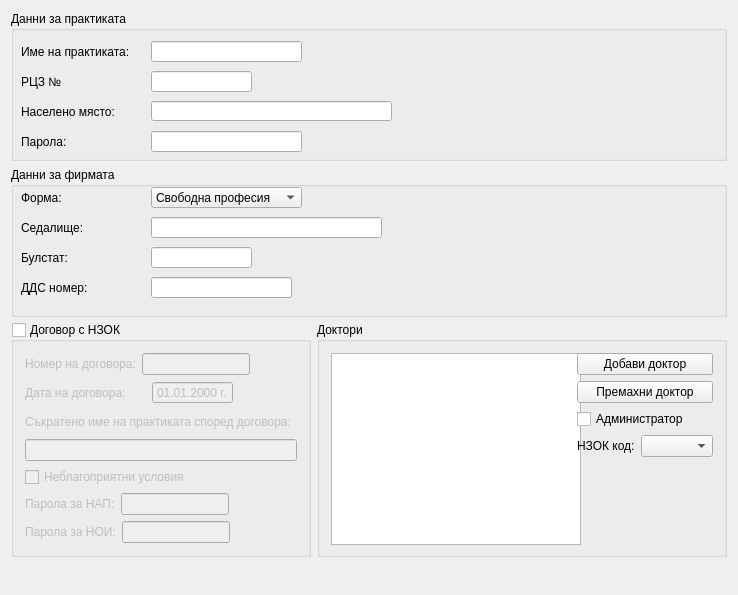
Above: src/View/Widgets/PracticeSettings.ui from thefinalcutbg/DinoDent before the change. Below: the same form after it.
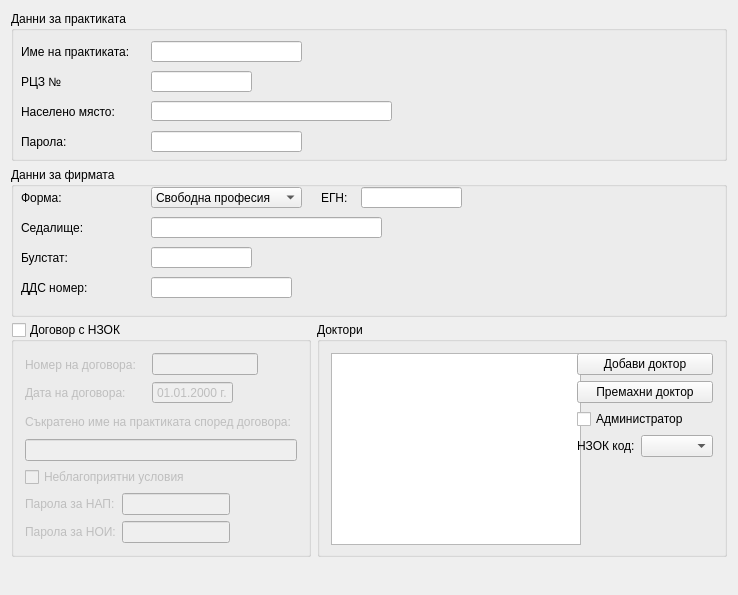
That is the form after the change. Custom widgets are drawn as their Qt base class.

Commit message: Egn id moved from doctor to self insured practice. Sqlite3 version updated (foreign keys enabled at runtime). Cosmetic changes.

What changed in the file:
```diff
--- a/src/View/Widgets/PracticeSettings.ui
+++ b/src/View/Widgets/PracticeSettings.ui
@@ -171,7 +171,7 @@
        <property name="title">
         <string>Данни за фирмата</string>
        </property>
-       <widget class="QComboBox" name="comboBox">
+       <widget class="QComboBox" name="legalEntityCombo">
         <property name="geometry">
          <rect>
           <x>140</x>
@@ -305,6 +305,32 @@
          <string>Булстат:</string>
         </property>
        </widget>
+       <widget class="QLabel" name="selfInsuredLabel">
+        <property name="geometry">
+         <rect>
+          <x>310</x>
+          <y>20</y>
+          <width>41</width>
+          <height>21</height>
+         </rect>
+        </property>
+        <property name="text">
+         <string>ЕГН:</string>
+        </property>
+       </widget>
+       <widget class="LineEdit" name="selfInsuredId">
+        <property name="geometry">
+         <rect>
+          <x>350</x>
+          <y>20</y>
+          <width>101</width>
+          <height>21</height>
+         </rect>
+        </property>
+        <property name="maxLength">
+         <number>10</number>
+        </property>
+       </widget>
       </widget>
      </item>
     </layout>
@@ -328,9 +354,11 @@
        <property name="checked">
         <bool>false</bool>
        </property>
-       <layout class="QVBoxLayout" name="verticalLayout_4">
+       <layout class="QVBoxLayout" name="verticalLayout_8">
         <item>
-         <layout class="QHBoxLayout" name="horizontalLayout_4">
+         <layout class="QHBoxLayout" name="horizontalLayout_9">
+          <item>
+           <layout class="QVBoxLayout" name="verticalLayout_6">
           <item>
            <widget class="QLabel" name="label_9">
             <property name="text">
@@ -339,9 +367,22 @@
            </widget>
           </item>
           <item>
+             <widget class="QLabel" name="label_10">
+              <property name="text">
+               <string>Дата на договора:      </string>
+              </property>
+             </widget>
+            </item>
+           </layout>
+          </item>
+          <item>
+           <layout class="QVBoxLayout" name="verticalLayout_7">
+            <item>
+             <layout class="QHBoxLayout" name="horizontalLayout_4">
+              <item>
            <widget class="LineEdit" name="contractEdit">
             <property name="sizePolicy">
-             <sizepolicy hsizetype="Preferred" vsizetype="Fixed">
+                 <sizepolicy hsizetype="Expanding" vsizetype="Fixed">
               <horstretch>0</horstretch>
               <verstretch>0</verstretch>
              </sizepolicy>
@@ -368,13 +409,6 @@
         </item>
         <item>
          <layout class="QHBoxLayout" name="horizontalLayout_5">
-          <item>
-           <widget class="QLabel" name="label_10">
-            <property name="text">
-             <string>Дата на договора:      </string>
-            </property>
-           </widget>
-          </item>
           <item>
            <widget class="DateEdit" name="contractDateEdit">
             <property name="minimumSize">
@@ -433,6 +467,10 @@
           </item>
          </layout>
         </item>
+           </layout>
+          </item>
+         </layout>
+        </item>
         <item>
          <widget class="QLabel" name="label_11">
           <property name="text">
@@ -455,7 +493,9 @@
          </widget>
         </item>
         <item>
-         <layout class="QHBoxLayout" name="horizontalLayout_6">
+         <layout class="QHBoxLayout" name="horizontalLayout_8">
+          <item>
+           <layout class="QVBoxLayout" name="verticalLayout_4">
           <item>
            <widget class="QLabel" name="label_7">
             <property name="text">
@@ -464,9 +504,22 @@
            </widget>
           </item>
           <item>
+             <widget class="QLabel" name="label_14">
+              <property name="text">
+               <string>Парола за НОИ:</string>
+              </property>
+             </widget>
+            </item>
+           </layout>
+          </item>
+          <item>
+           <layout class="QVBoxLayout" name="verticalLayout_5">
+            <item>
+             <layout class="QHBoxLayout" name="horizontalLayout_6">
+              <item>
            <widget class="LineEdit" name="nraPass">
             <property name="sizePolicy">
-             <sizepolicy hsizetype="Preferred" vsizetype="Fixed">
+                 <sizepolicy hsizetype="Expanding" vsizetype="Fixed">
               <horstretch>0</horstretch>
               <verstretch>0</verstretch>
              </sizepolicy>
@@ -490,17 +543,10 @@
         </item>
         <item>
          <layout class="QHBoxLayout" name="horizontalLayout_7">
-          <item>
-           <widget class="QLabel" name="label_14">
-            <property name="text">
-             <string>Парола за НОИ:</string>
-            </property>
-           </widget>
-          </item>
           <item>
            <widget class="LineEdit" name="nssiPass">
             <property name="sizePolicy">
-             <sizepolicy hsizetype="Preferred" vsizetype="Fixed">
+                 <sizepolicy hsizetype="Expanding" vsizetype="Fixed">
               <horstretch>0</horstretch>
               <verstretch>0</verstretch>
              </sizepolicy>
@@ -523,6 +569,10 @@
          </layout>
         </item>
        </layout>
+          </item>
+         </layout>
+        </item>
+       </layout>
       </widget>
      </item>
      <item>
```
Left out of the diff: 2 changed lines with no effect on the pictures. Lines whose indentation alone changed are shown as unchanged. The commit also changes 32 other files.
